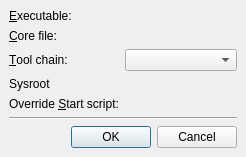
First picture: the form in src/plugins/debugger/attachcoredialog.ui, repository qt-creator/qt-creator, before the edit.
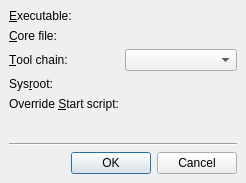
Second picture: the form after the edit. Custom widgets are drawn as their Qt base class.

Commit message:
Gdb: Fix label in AttachCoreDialog
Sanity-Review: Qt Sanity Bot <qt_sanity_bot@ovi.com>

The edit to the form file:
```diff
--- a/src/plugins/debugger/attachcoredialog.ui
+++ b/src/plugins/debugger/attachcoredialog.ui
@@ -7,7 +7,7 @@
     <x>0</x>
     <y>0</y>
     <width>246</width>
-    <height>147</height>
+    <height>183</height>
    </rect>
   </property>
   <property name="windowTitle">
@@ -73,7 +73,10 @@
      <item row="3" column="0">
       <widget class="QLabel" name="sysrootLabel">
        <property name="text">
-        <string>Sysroot</string>
+        <string>Sys&amp;root:</string>
+       </property>
+       <property name="buddy">
+        <cstring>sysrootPathChooser</cstring>
        </property>
       </widget>
      </item>
```
